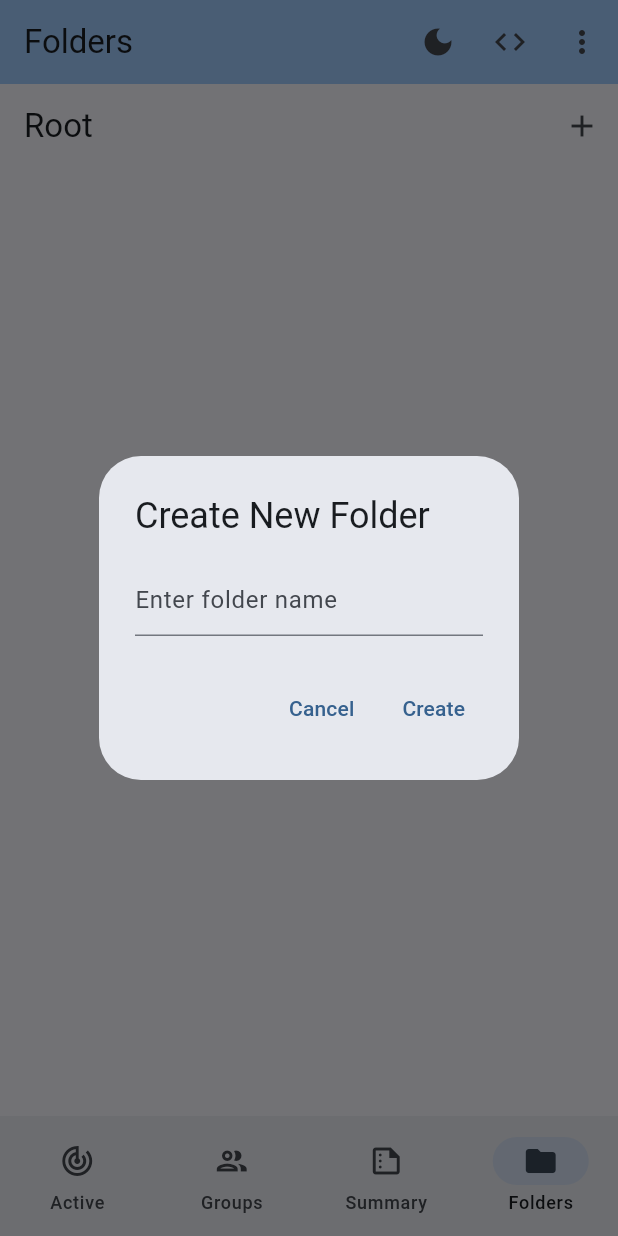
After one commit to HaseebKahn365/my_activities, a Flutter app: the screen it shows after launch, item 4 of the bottom bar chosen, after a tap on the "add" icon, on a phone screen of 412 x 824 dp. The commit adds this screen. Run offline on Flutter 3.47's test engine with Material 3 defaults, Android fonts, the phone set to English and light mode, and no system bars; our stand-ins replace fl_chart, flutter_animate, jiffy, shared_preferences, sqflite; missing offline and left inert: duration_picker; accounts and stored records are empty.

Commit message:
most of the things are now working fine

```diff
--- a/lib/providers/providers.dart
+++ b/lib/providers/providers.dart
@@ -110,7 +110,8 @@ class DatabaseActivities extends ChangeNotifier {
         log('Upgrading database from version $oldVersion to $newVersion');
         if (oldVersion < 2) {
           // Add description column to existing table
-          await db.execute('ALTER TABLE activities ADD COLUMN description TEXT');
+          await db
+              .execute('ALTER TABLE activities ADD COLUMN description TEXT');
         }
         if (oldVersion < 3) {
           // Create folders table
@@ -123,17 +124,67 @@ class DatabaseActivities extends ChangeNotifier {
             )
           ''');
 
-          // Add new columns to activities table
-          await db.execute('ALTER TABLE activities ADD COLUMN minutesSpent INTEGER NOT NULL DEFAULT 0');
-          await db.execute('ALTER TABLE activities ADD COLUMN parentFolderId INTEGER');
-          await db.execute('ALTER TABLE activities ADD FOREIGN KEY (parentFolderId) REFERENCES folders(id)');
+          // Create a temporary table with the new schema
+          await db.execute('''
+            CREATE TABLE activities_new(
+              id INTEGER PRIMARY KEY AUTOINCREMENT,
+              title TEXT NOT NULL,
+              groupTitle TEXT NOT NULL,
+              startTime TEXT NOT NULL,
+              estimatedEndTime TEXT NOT NULL,
+              finishTime TEXT NOT NULL,
+              category TEXT NOT NULL,
+              description TEXT,
+              minutesSpent INTEGER NOT NULL DEFAULT 0,
+              parentFolderId INTEGER,
+              FOREIGN KEY (parentFolderId) REFERENCES folders(id)
+            )
+          ''');
+
+          // Copy data from old table to new table
+          await db.execute('''
+            INSERT INTO activities_new
+            SELECT id, title, groupTitle, startTime, estimatedEndTime, finishTime,
+                   category, description, 0 as minutesSpent, 1 as parentFolderId
+            FROM activities
+          ''');
+
+          // Drop the old table
+          await db.execute('DROP TABLE activities');
+
+          // Rename the new table to the original name
+          await db.execute('ALTER TABLE activities_new RENAME TO activities');
+
+          // Create a folder called root if it doesn't exist
+          await db.execute(
+            '''INSERT OR IGNORE INTO folders (id, name) VALUES (1, 'root')''',
+          );
         }
       },
     );
   }
 
+//! methods for debugging
 
-//! methods for debugging
+//logging activities in db for cheching their parent folder:
+  Future<void> logParents() async {
+    log('Here are the activites and the names of the folder to which they belong');
+    final db = await database;
+    final List<Map<String, dynamic>> activitiesInDb =
+        await db.query('activities');
+    for (var activity in activitiesInDb) {
+      final parentFolder = await db.query(
+        'folders',
+        columns: ['name'],
+        where: 'id = ?',
+        whereArgs: [activity['parentFolderId']],
+      );
+      final parentFolderName =
+          parentFolder.isNotEmpty ? parentFolder.first['name'] : 'root';
+      log('Activity: ${activity['title']}, Parent Folder ID: ${activity['parentFolderId']}, Parent Folder Name: $parentFolderName');
+    }
+  }
+
   //method to get all folders on the root level
   Future<List<Map<String, dynamic>>> getRootFolders() async {
     final db = await database;
@@ -143,13 +194,15 @@ class DatabaseActivities extends ChangeNotifier {
   //method to get all folders in a folder
   Future<List<Map<String, dynamic>>> getFoldersInFolder(int folderId) async {
     final db = await database;
-    return await db.query('folders', where: 'parentFolderId = ?', whereArgs: [folderId]);
+    return await db
+        .query('folders', where: 'parentFolderId = ?', whereArgs: [folderId]);
   }
 
   //method to get all activities in a folder
   Future<List<Map<String, dynamic>>> getActivitiesInFolder(int folderId) async {
     final db = await database;
-    return await db.query('activities', where: 'parentFolderId = ?', whereArgs: [folderId]);
+    return await db.query('activities',
+        where: 'parentFolderId = ?', whereArgs: [folderId]);
   }
 
   //method to get all activities in the database
@@ -158,6 +211,11 @@ class DatabaseActivities extends ChangeNotifier {
     return await db.query('activities');
   }
 
+  //method to get all folders in the database
+  Future<List<Map<String, dynamic>>> getAllFolders() async {
+    final db = await database;
+    return await db.query('folders');
+  }
 
   // Add a new activity to the database
   Future<void> doneActivity(DoneActivity activity) async {
@@ -321,12 +379,15 @@ class DatabaseActivities extends ChangeNotifier {
     final db = await database;
     return await db.query(
       'folders',
-      where: parentFolderId == null ? 'parentFolderId IS NULL' : 'parentFolderId = ?',
+      where: parentFolderId == null
+          ? 'parentFolderId IS NULL'
+          : 'parentFolderId = ?',
       whereArgs: parentFolderId == null ? [] : [parentFolderId],
     );
   }
 
-  Future<void> updateActivityMinutes(DoneActivity activity, int minutesSpent) async {
+  Future<void> updateActivityMinutes(
+      DoneActivity activity, int minutesSpent) async {
     final db = await database;
     await db.update(
       'activities',
@@ -360,7 +421,8 @@ class DatabaseActivities extends ChangeNotifier {
     notifyListeners();
   }
 
-  Future<void> moveActivityToFolder(DoneActivity activity, int? folderId) async {
+  Future<void> moveActivityToFolder(
+      DoneActivity activity, int? folderId) async {
     final db = await database;
     await db.update(
       'activities',
--- /dev/null
+++ b/lib/screens/folder_screen.dart
@@ -0,0 +1,228 @@
+import 'package:flutter/material.dart';
+import 'package:my_activities/providers/providers.dart';
+// import 'package:provider/provider.dart';
+
+class FolderScreen extends StatefulWidget {
+  final int? parentFolderId;
+  final String? currentFolderName;
+
+  const FolderScreen({
+    super.key,
+    this.parentFolderId,
+    this.currentFolderName = 'Root',
+  });
+
+  @override
+  State<FolderScreen> createState() => _FolderScreenState();
+}
+
+class _FolderScreenState extends State<FolderScreen> {
+  late Future<List<Map<String, dynamic>>> _foldersFuture;
+  late Future<List<Map<String, dynamic>>> _activitiesFuture;
+
+  @override
+  void initState() {
+    super.initState();
+    _loadData();
+  }
+
+  void _loadData() {
+    _foldersFuture = databaseActivitiesProvider.getFolders(
+      parentFolderId: widget.parentFolderId,
+    );
+    _activitiesFuture = databaseActivitiesProvider.getActivitiesInFolder(
+      widget.parentFolderId ?? 1,
+    );
+  }
+
+  @override
+  Widget build(BuildContext context) {
+    return Scaffold(
+      appBar: AppBar(
+        title: Text(widget.currentFolderName ?? 'Folders'),
+        actions: [
+          IconButton(
+            icon: const Icon(Icons.add),
+            onPressed: () => _showCreateFolderDialog(context),
+          ),
+        ],
+      ),
+      body: RefreshIndicator(
+        onRefresh: () async {
+          setState(() {
+            _loadData();
+          });
+        },
+        child: FutureBuilder<List<Map<String, dynamic>>>(
+          future: _foldersFuture,
+          builder: (context, foldersSnapshot) {
+            if (foldersSnapshot.connectionState == ConnectionState.waiting) {
+              return const Center(child: CircularProgressIndicator());
+            }
+
+            if (foldersSnapshot.hasError) {
+              return Center(child: Text('Error: ${foldersSnapshot.error}'));
+            }
+
+            final folders = foldersSnapshot.data ?? [];
+
+            return FutureBuilder<List<Map<String, dynamic>>>(
+              future: _activitiesFuture,
+              builder: (context, activitiesSnapshot) {
+                if (activitiesSnapshot.connectionState ==
+                    ConnectionState.waiting) {
+                  return const Center(child: CircularProgressIndicator());
+                }
+
+                if (activitiesSnapshot.hasError) {
+                  return Center(
+                      child: Text('Error: ${activitiesSnapshot.error}'));
+                }
+
+                final activities = activitiesSnapshot.data ?? [];
+
+                return ReorderableListView.builder(
+                  itemCount: folders.length + activities.length,
+                  onReorder: (oldIndex, newIndex) async {
+                    if (oldIndex < newIndex) {
+                      newIndex -= 1;
+                    }
+                    // await databaseActivitiesProvider.reorderItems(
+                    //   widget.parentFolderId,
+                    //   oldIndex,
+                    //   newIndex,
+                    // );
+                    setState(() {
+                      _loadData();
+                    });
+                  },
+                  itemBuilder: (context, index) {
+                    if (index < folders.length) {
+                      final folder = folders[index];
+                      return ListTile(
+                        key: Key('folder-${folder['id']}'),
+                        leading: const Icon(Icons.folder),
+                        title: Text(folder['name']),
+                        trailing: PopupMenuButton<String>(
+                          itemBuilder: (context) => [
+                            const PopupMenuItem(
+                              value: 'delete',
+                              child: Text('Delete'),
+                            ),
+                          ],
+                          onSelected: (value) {
+                            if (value == 'delete') {
+                              _showDeleteFolderDialog(context, folder['id']);
+                            }
+                          },
+                        ),
+                        onTap: () {
+                          Navigator.push(
+                            context,
+                            MaterialPageRoute(
+                              builder: (context) => FolderScreen(
+                                parentFolderId: folder['id'],
+                                currentFolderName: folder['name'],
+                              ),
+                            ),
+                          );
+                        },
+                      );
+                    } else {
+                      final activityIndex = index - folders.length;
+                      final activity = activities[activityIndex];
+                      return ListTile(
+                        key: Key('activity-${activity['id']}'),
+                        leading: const Icon(Icons.task),
+                        title: Text(activity['title']),
+                        subtitle: Text(activity['groupTitle']),
+                      );
+                    }
+                  },
+                );
+              },
+            );
+          },
+        ),
+      ),
+    );
+  }
+
+  Future<void> _showCreateFolderDialog(BuildContext context) async {
+    final TextEditingController controller = TextEditingController();
+    return showDialog(
+      context: context,
+      builder: (context) => AlertDialog(
+        title: const Text('Create New Folder'),
+        content: TextField(
+          controller: controller,
+          decoration: const InputDecoration(
+            hintText: 'Enter folder name',
+          ),
+        ),
+        actions: [
+          TextButton(
+            onPressed: () => Navigator.pop(context),
+            child: const Text('Cancel'),
+          ),
+          TextButton(
+            onPressed: () async {
+              if (controller.text.isNotEmpty) {
+                await databaseActivitiesProvider.createFolder(
+                  controller.text,
+                  parentFolderId: widget.parentFolderId,
+                );
+                if (mounted) {
+                  Navigator.pop(context);
+                  setState(() {
+                    _loadData();
+                  });
+                }
+              }
+            },
+            child: const Text('Create'),
+          ),
+        ],
+      ),
+    );
+  }
+
+  Future<void> _showDeleteFolderDialog(
+      BuildContext context, int folderId) async {
+    return showDialog(
+      context: context,
+      builder: (context) => AlertDialog(
+        title: const Text('Delete Folder'),
+        content: const Text(
+            'Are you sure you want to delete this folder? This will also delete all activities inside it.'),
+        actions: [
+          TextButton(
+            onPressed: () => Navigator.pop(context),
+            child: const Text('Cancel'),
+          ),
+          TextButton(
+            onPressed: () async {
+              await databaseActivitiesProvider.deleteFolder(folderId);
+              if (mounted) {
+                Navigator.pop(context);
+                setState(() {
+                  _loadData();
+                });
+              }
+            },
+            child: const Text('Delete'),
+          ),
+        ],
+      ),
+    );
+  }
+}
+
+/*
+Creating a folder provider that will simplify the process of creating, combining, deleting, renaming folders and creating subfolders.
+along with these we should also be able to pin folders.
+once we are inside a folder we should be able to create activity from inside the folder for convenience.
+we should also refactor the add activity screen to be able to add activity to a folder.
+
+
+ */
--- a/lib/screens/homepage.dart
+++ b/lib/screens/homepage.dart
@@ -1,5 +1,6 @@
 import 'package:flutter/material.dart';
 import 'package:my_activities/screens/active_activities.dart';
+import 'package:my_activities/screens/folder_screen.dart';
 import 'package:my_activities/screens/groups.dart';
 import 'package:my_activities/screens/summary.dart';
 import 'package:provider/provider.dart';
@@ -43,6 +44,9 @@ class _MyHomePageState extends State<MyHomePage> {
         return const DoneActivitiesScreen();
       case 2:
         return const SummaryScreen();
+
+      case 3:
+        return const FolderScreen();
       default:
         return const Text('Unknown');
     }
@@ -56,6 +60,8 @@ class _MyHomePageState extends State<MyHomePage> {
         return const Text('Groups');
       case 2:
         return const Text('Summary');
+      case 3:
+        return const Text('Folders');
       default:
         return const Text('Unknown');
     }
@@ -73,11 +79,19 @@ class _MyHomePageState extends State<MyHomePage> {
             actions: [
 //lets add a switch for dark and light mode
               IconButton(
-                icon: Icon(themeProvider.isDarkMode ? Icons.light_mode : Icons.dark_mode),
+                icon: Icon(themeProvider.isDarkMode
+                    ? Icons.light_mode
+                    : Icons.dark_mode),
                 onPressed: () {
                   themeProvider.toggleTheme();
                 },
               ),
+              //another acction for debugging
+              IconButton(
+                  onPressed: () async {
+                    // await databaseActivitiesProvider.loadFromDb();
+                  },
+                  icon: const Icon(Icons.code)),
               PopupMenuButton(
                 itemBuilder: (context) {
                   return [
@@ -139,6 +153,13 @@ class _MyHomePageState extends State<MyHomePage> {
                 selectedIcon: Icon(Icons.summarize),
                 label: 'Summary',
               ),
+
+              //another one for folders
+              NavigationDestination(
+                icon: Icon(Icons.folder_open_outlined),
+                selectedIcon: Icon(Icons.folder),
+                label: 'Folders',
+              )
             ],
           ),
         ),
```
Also changed, not shown: pubspec.lock, 125 other files.
